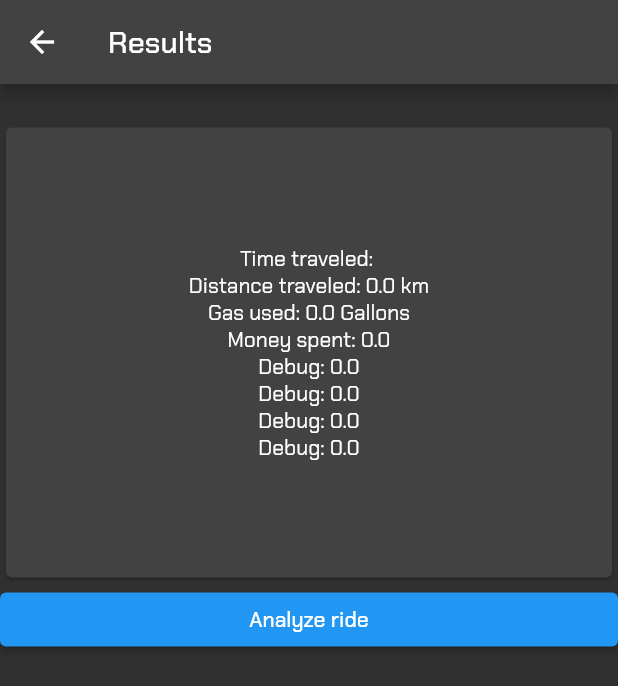
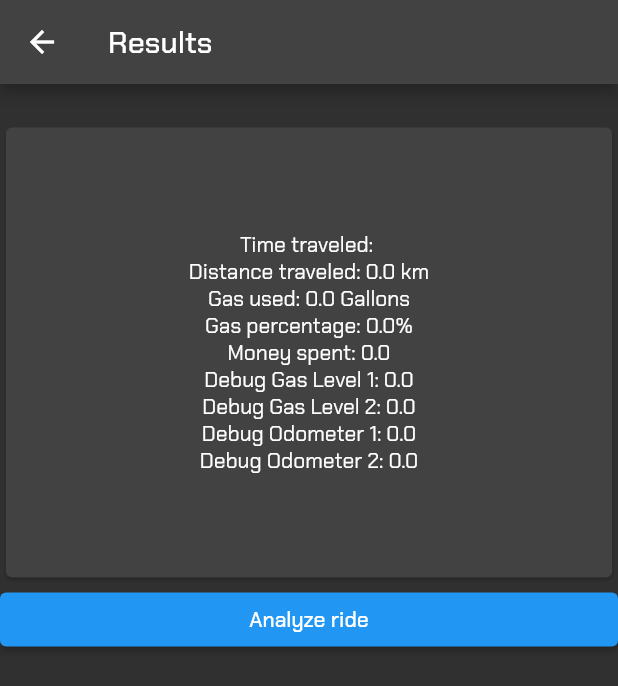
Before and after one commit to navirobayo/venom, a Flutter app: the ResultsScreen screen opened directly with empty values, after a tap on "Analyze ride", on a phone screen of 412 x 824 dp. Shown: the top 686 px of the screen. Run offline on Flutter 3.47's test engine with Material 2 defaults, Android fonts, the phone set to English and light mode, and no system bars; our stand-ins replace circular_countdown_timer, flutter_time_picker_spinner, google_fonts, sqflite; accounts and stored records are empty.

Commit message:
My vehicles screen

```diff
--- a/venom/lib/presentation/main_menu/main_menu.dart
+++ b/venom/lib/presentation/main_menu/main_menu.dart
@@ -1,5 +1,6 @@
 import 'package:flutter/material.dart';
 import 'package:venom/presentation/gas_history/gas_history.dart';
+import 'package:venom/presentation/my_vehicles/my_vehicles.dart';
 import 'package:venom/presentation/new_ride/before_ride.dart';
 import 'package:venom/presentation/settings_screen/settings_screen.dart';
 import 'package:venom/presentation/tool_kit/tool_kit.dart';
@@ -94,9 +95,7 @@ class MainMenu extends StatelessWidget {
                     Navigator.push(
                       context,
                       MaterialPageRoute(
-                        builder: (context) => BeforeRide(
-                          userName: userName,
-                        ),
+                        builder: (context) => const MyVehicles(),
                       ),
                     );
                   },
--- a/venom/lib/presentation/results_screen/results_screen.dart
+++ b/venom/lib/presentation/results_screen/results_screen.dart
@@ -25,40 +25,39 @@ class _ResultsScreenState extends State<ResultsScreen> {
   double _distanceTravelled = 0.0;
   double gasUsed = 0.0;
   double gasPrice = 0.0;
+  double gasPercentage = 0.0;
 
-  Future<double?> getFuelPriceFromDatabase() async {
-    final db = await DatabaseHelper.instance.database;
-    final result = await db.query('fuel_prices');
-
-    if (result.isEmpty) return null;
-
-    return result.first['price'] as double?;
+  void calculateDistanceTravelled() {
+    setState(() {
+      _distanceTravelled = widget.odometer2 - widget.odometer1;
+    });
   }
 
-  Future<double?> getFuelCapacityFromDatabase() async {
-    final db = await DatabaseHelper.instance.database;
-    final result = await db.query('bike_info');
-
-    if (result.isEmpty) return null;
-
-    return result.first['fuel_capacity'] as double?;
-  }
-
-  void calculateDistanceTravelled() {
-    _distanceTravelled = widget.odometer2 - widget.odometer1;
-  }
-
-  Future<void> calculateGasUsed() async {
-    final fuelCapacity = await getFuelCapacityFromDatabase();
+  void calculateGasUsed() {
+    const fuelCapacity = 10.0; // Replace with actual fuel capacity
     setState(() {
-      gasUsed = (widget.gasLevel2 - widget.gasLevel1) * (fuelCapacity ?? 0.0);
+      gasUsed = (widget.gasLevel1 - widget.gasLevel2) * fuelCapacity;
     });
   }
 
   Future<void> calculateGasPrice() async {
-    final fuelPrice = await getFuelPriceFromDatabase() ?? 0.0;
+    final db = await DatabaseHelper.instance.database;
+    final fuelPrices = await db.query(
+      'fuel_prices',
+      orderBy: 'id DESC',
+      limit: 1,
+    );
+    final fuelPrice = fuelPrices[0]['price'] as double;
     setState(() {
       gasPrice = gasUsed * fuelPrice;
+    });
+  }
+
+  void calculateGasPercentage() {
+    const fuelCapacity = 10.0; // Replace with actual fuel capacity
+    setState(() {
+      gasUsed = (widget.gasLevel1 - widget.gasLevel2) * fuelCapacity;
+      gasPercentage = (gasUsed / fuelCapacity) * 100.0;
     });
   }
 
@@ -83,21 +82,23 @@ class _ResultsScreenState extends State<ResultsScreen> {
                   Text("Time traveled: ${widget.timeTraveled}"),
                   Text('Distance traveled: $_distanceTravelled km'),
                   Text("Gas used: $gasUsed Gallons"),
+                  Text("Gas percentage: $gasPercentage%"),
                   Text('Money spent: $gasPrice'),
-                  Text("Debug: ${widget.gasLevel1}"),
-                  Text("Debug: ${widget.gasLevel2}"),
-                  Text("Debug: ${widget.odometer1}"),
-                  Text("Debug: ${widget.odometer2}"),
+                  Text("Debug Gas Level 1: ${widget.gasLevel1}"),
+                  Text("Debug Gas Level 2: ${widget.gasLevel2}"),
+                  Text("Debug Odometer 1: ${widget.odometer1}"),
+                  Text("Debug Odometer 2: ${widget.odometer2}"),
                 ],
               ),
             ),
           ),
           Expanded(
             child: ElevatedButton(
-              onPressed: () {
+              onPressed: () async {
                 calculateDistanceTravelled();
                 calculateGasUsed();
-                calculateGasPrice();
+                await calculateGasPrice();
+                calculateGasPercentage();
               },
               child: const Text("Analyze ride"),
             ),
```
Also changed, not shown: venom/lib/presentation/my_vehicles/my_vehicles.dart (added, +61 -0 lines).
